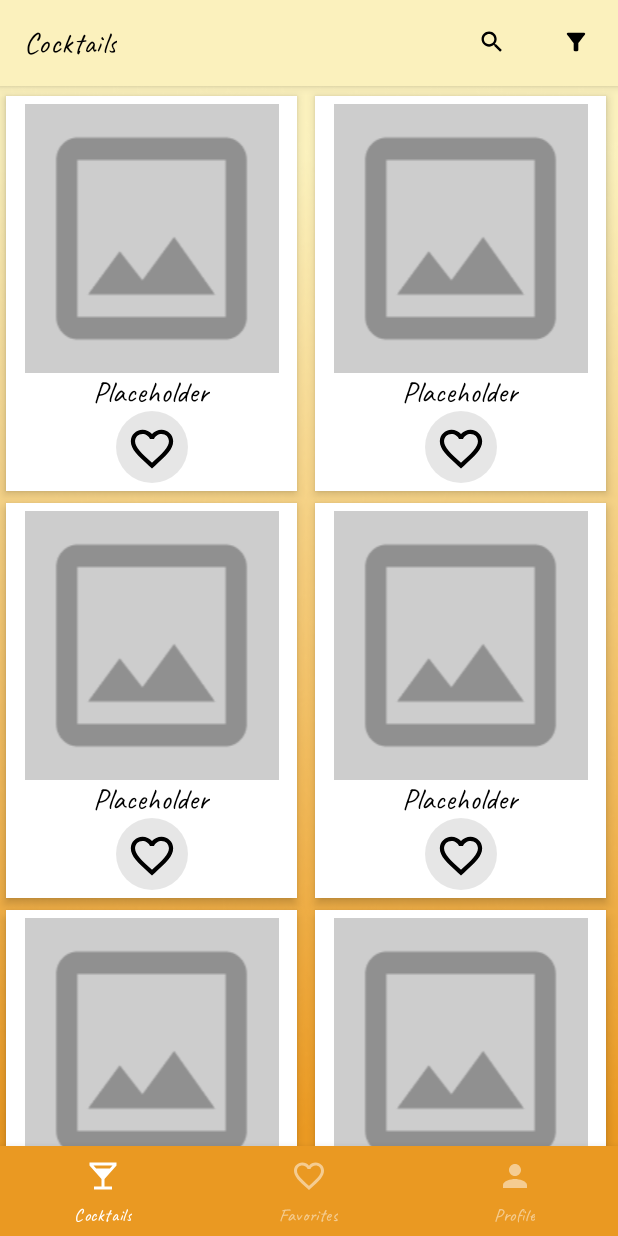
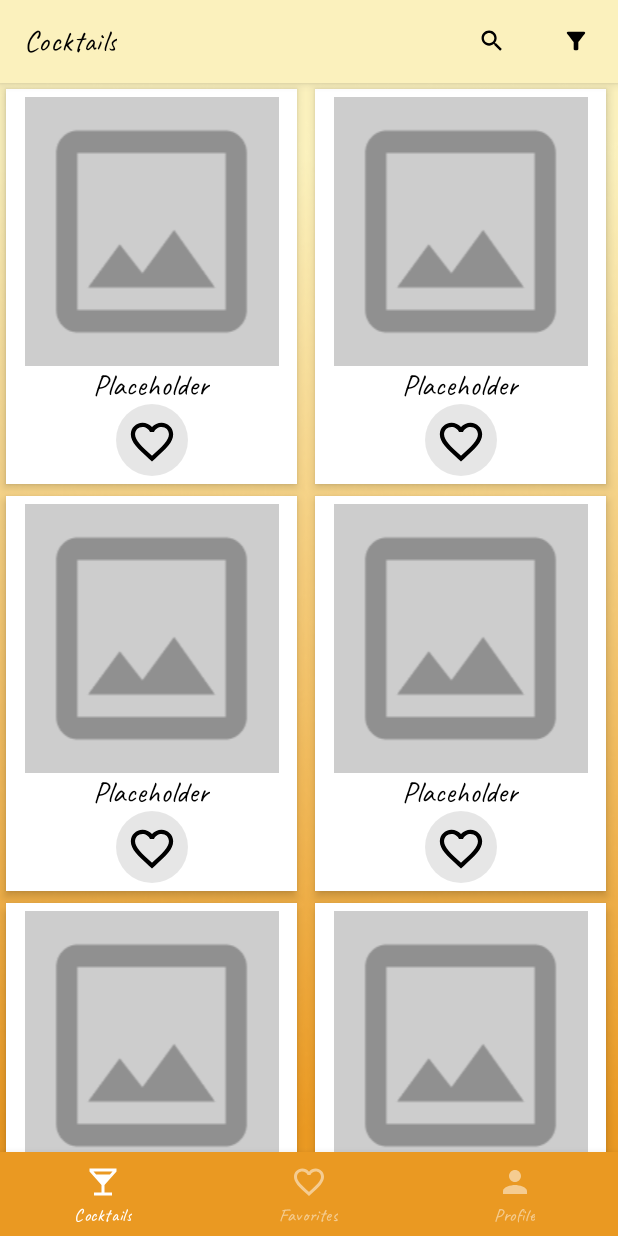
Before and after one commit to Fearthepencil/Android, an Android app: the screen it shows after launch (MainActivity), on a phone screen of 412 x 824 dp. Run offline under Robolectric (Android 15) with nearby library versions, the phone set to English and light mode, and no system bars; our stand-ins replace navigation-ui.

Commit message:
Fix code again

```diff
--- a/app/build.gradle.kts
+++ b/app/build.gradle.kts
@@ -60,6 +60,7 @@ dependencies {
     implementation("androidx.recyclerview:recyclerview:1.3.2")
     implementation("androidx.core:core-splashscreen:1.0.1")
     implementation("com.github.bumptech.glide:glide:4.16.0")
-
+    implementation("com.squareup.retrofit2:retrofit:2.9.0")
+    implementation("com.squareup.retrofit2:converter-gson:2.9.0")
 
 }
--- a/app/src/main/res/layout/activity_main.xml
+++ b/app/src/main/res/layout/activity_main.xml
@@ -17,7 +17,7 @@
     <com.google.android.material.bottomnavigation.BottomNavigationView
         android:id="@+id/bottomNavigationView"
         android:layout_width="match_parent"
-        android:layout_height="60dp"
+        android:layout_height="wrap_content"
         android:background="#EA9922"
         app:itemIconTint="@drawable/bottom_selector"
         app:itemTextColor="@drawable/bottom_selector"
@@ -32,9 +32,7 @@
         android:id="@+id/fragment"
         android:name="androidx.navigation.fragment.NavHostFragment"
         android:layout_width="match_parent"
-        android:layout_height="match_parent"
-        android:layout_marginTop="60dp"
-        android:layout_marginBottom="60dp"
+        android:layout_height="0dp"
         app:defaultNavHost="true"
         app:layout_constraintBottom_toTopOf="@+id/bottomNavigationView"
         app:layout_constraintTop_toBottomOf="@+id/toolbar"
--- a/app/src/main/res/layout/toolbar.xml
+++ b/app/src/main/res/layout/toolbar.xml
@@ -4,14 +4,14 @@
     xmlns:android="http://schemas.android.com/apk/res/android"
 
     android:layout_width="match_parent"
-    android:layout_height="wrap_content"
+    android:layout_height="55dp"
 
     app:theme="@style/toolBarTheme"
     android:elevation="4dp">
     <TextView
         android:id="@+id/toolbar_title"
         android:layout_width="wrap_content"
-        android:layout_height="57dp"
+        android:layout_height="wrap_content"
         style="@style/TextAppearance.AppCompat.Widget.ActionBar.Title"
         android:layout_gravity="center" />
 
```
